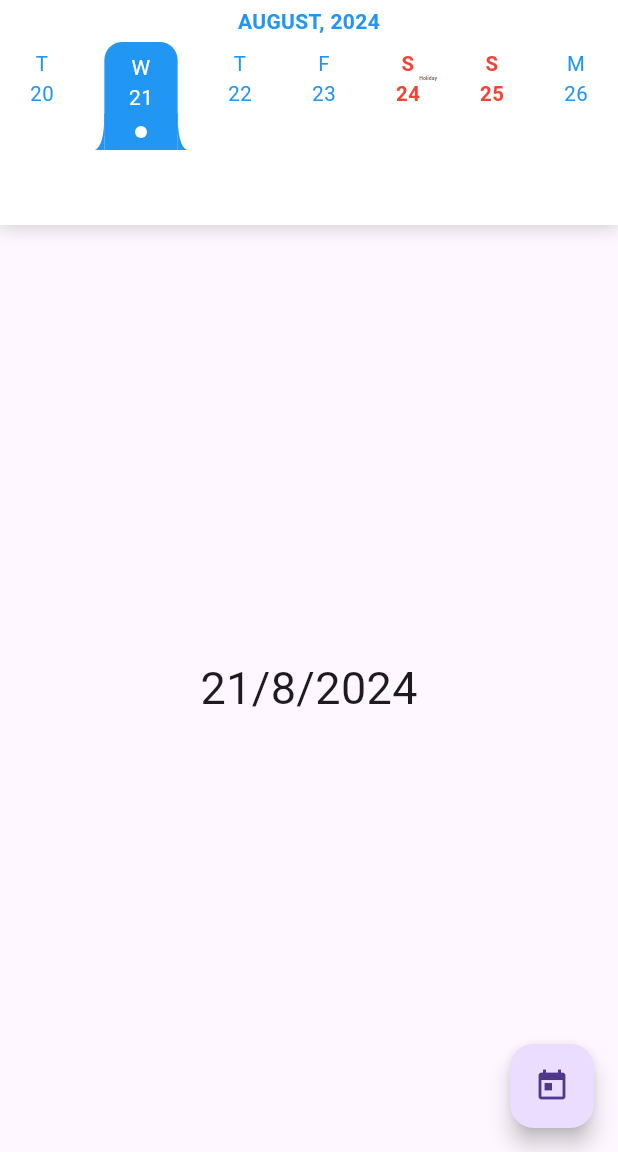
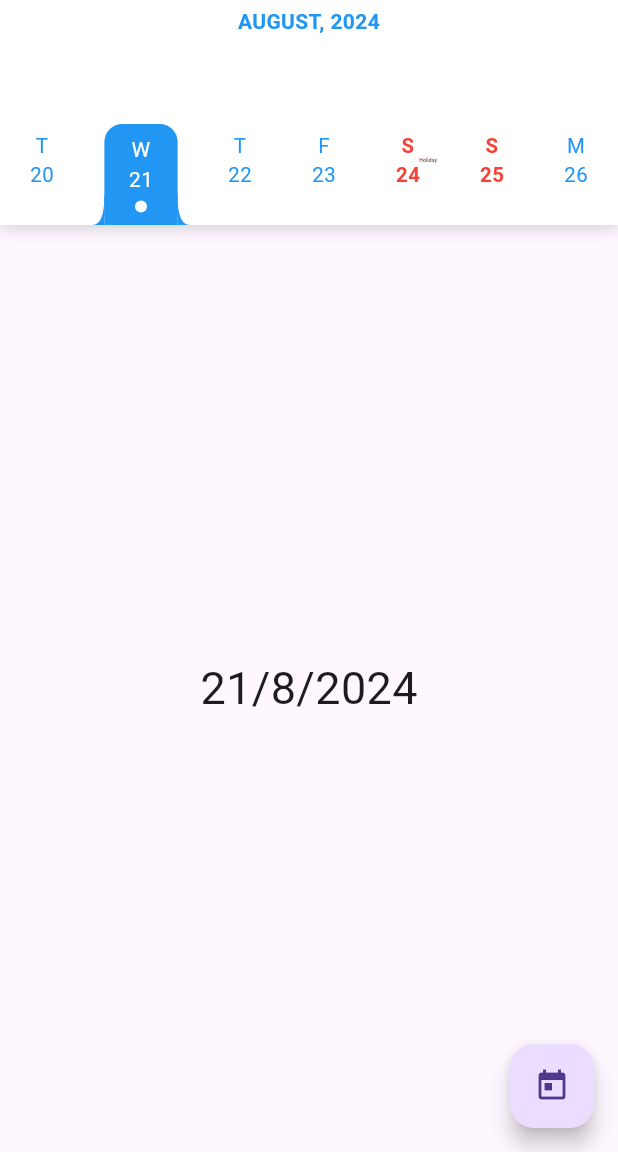
Before and after one commit to PRETOLIO-DEV/calendario_semanal, a Flutter app: the screen it shows after launch, on a phone screen of 412 x 824 dp, the part 84-1236 px from its top. Run offline on Flutter 3.47's test engine with Material 3 defaults, Android fonts, the phone set to English and light mode, and no system bars.

Commit message:
ajuste na responsividade

```diff
--- a/lib/src/calendar_week.dart
+++ b/lib/src/calendar_week.dart
@@ -369,10 +369,12 @@ class _CalendarWeekState extends State<CalendarWeek> {
 
   @override
   Widget build(BuildContext context) {
-    double w = MediaQuery.of(context).size.width;
+    return LayoutBuilder(
+      builder: (context, constraints) {
+        double w = constraints.maxWidth.isInfinite ? MediaQuery.of(context).size.width : constraints.maxWidth;
         double h = MediaQuery.of(context).size.height;
 
-    if(widget.height < 100) widget.height = 100;
+        //if(widget.height < 100) widget.height = 100;
 
         sizeOriginal = w > h ? (h / 7) - 10 : (w / 7) - 10;
 
@@ -383,14 +385,16 @@ class _CalendarWeekState extends State<CalendarWeek> {
         } else {
           size = sizeOriginal;
         }
-    return _body();
+        return _body(w);
+      }
+    );
   }
 
   /// Body layout
-  Widget _body() => Container(
+  Widget _body(double w) => Container(
       color: widget.backgroundColor,
-      width: double.infinity,
-      height: widget.height,
+      width: w,
+      height: widget.height > (size *2) ? widget.height : (size *2),
       child:  Stack(
         alignment: Alignment.center,
         children: [
@@ -438,6 +442,10 @@ class _CalendarWeekState extends State<CalendarWeek> {
   Widget _week(WeekItem weeks) => Column(
         mainAxisAlignment: MainAxisAlignment.start,
         children: <Widget>[
+          Expanded(
+            child: Column(
+              mainAxisAlignment: MainAxisAlignment.start,
+              children: [
                 // Month
                 (widget.monthDisplay &&
                     widget.monthViewBuilder != null &&
@@ -447,7 +455,10 @@ class _CalendarWeekState extends State<CalendarWeek> {
                     : _monthItem(weeks.month, weeks.year),
 
                 /// Day of week layout
-          if(!widget.unionWeekDay)_dayOfWeek(weeks.dayOfWeek),
+                if(!widget.unionWeekDay) _dayOfWeek(weeks.dayOfWeek),
+              ],
+            ),
+          ),
 
           /// Date layout
           _dates(weeks.days)
@@ -476,7 +487,8 @@ class _CalendarWeekState extends State<CalendarWeek> {
       );
 
   /// Day of week item layout
-  Widget _dayOfWeekItem(String title) => Container(
+  Widget _dayOfWeekItem(String title) => Expanded(
+    child: Container(
         alignment: Alignment.center,
         child: FittedBox(
           fit: BoxFit.scaleDown,
@@ -493,7 +505,8 @@ class _CalendarWeekState extends State<CalendarWeek> {
               textAlign: TextAlign.center,
             ),
           ),
-      ));
+        )),
+  );
 
   /// Date layout
   Widget _dates(List<DateTime?> dates) => Row(
--- a/lib/src/date_item.dart
+++ b/lib/src/date_item.dart
@@ -191,18 +191,13 @@ class DateItem extends StatelessWidget {
                     color: _defaultBackgroundColor!, size: size ?? 50.0,
                   ),
                   Center(
-                    child: Column(
-                      mainAxisSize: MainAxisSize.min,
-                      mainAxisAlignment: MainAxisAlignment.center,
-                      children: [
-                        Container(
-                          decoration: BoxDecoration(
-                              color: _defaultBackgroundColor == Colors.white ? Colors.black : Colors.white,
-                              borderRadius: BorderRadius.circular(100)
-                          ),
-                          height: 8, width: 8,
-                        ),
-                      ],
+                    child: Container(
+                      margin: EdgeInsets.only(bottom: 5),
+                      decoration: BoxDecoration(
+                          color: _defaultBackgroundColor == Colors.white ? Colors.black : Colors.white,
+                          borderRadius: BorderRadius.circular(100)
+                      ),
+                      height: 8, width: 8,
                     ),
                   ),
                 ],
@@ -251,15 +246,15 @@ class CurvadaLateralWidget extends StatelessWidget {
       mainAxisSize: MainAxisSize.min,
       children: [
         CustomPaint(
-          size: Size(10, size/2), // Ajuste o tamanho conforme necessário
+          size: Size(10, size/2.5), // Ajuste o tamanho conforme necessário
           painter: LateralPainter(color),
         ),
-        Container(width: size, height: size/2, color: color,),
+        Container(width: size, height: size/2.5, color: color,),
         Transform(
           alignment: Alignment.center,
           transform: Matrix4.rotationY(math.pi),
           child: CustomPaint(
-            size: Size(10, size/2), // Ajuste o tamanho conforme necessário
+            size: Size(10, size/2.5), // Ajuste o tamanho conforme necessário
             painter: LateralPainter(color),
           ),
         ),
```
Lines whose indentation alone changed are shown as unchanged.
